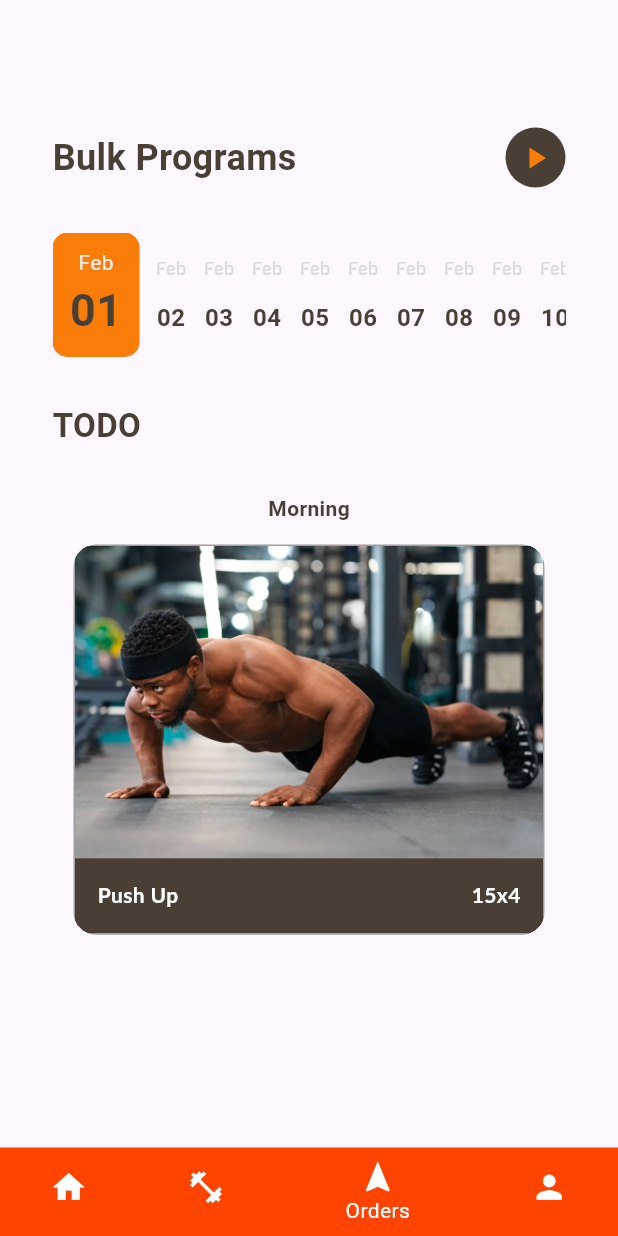
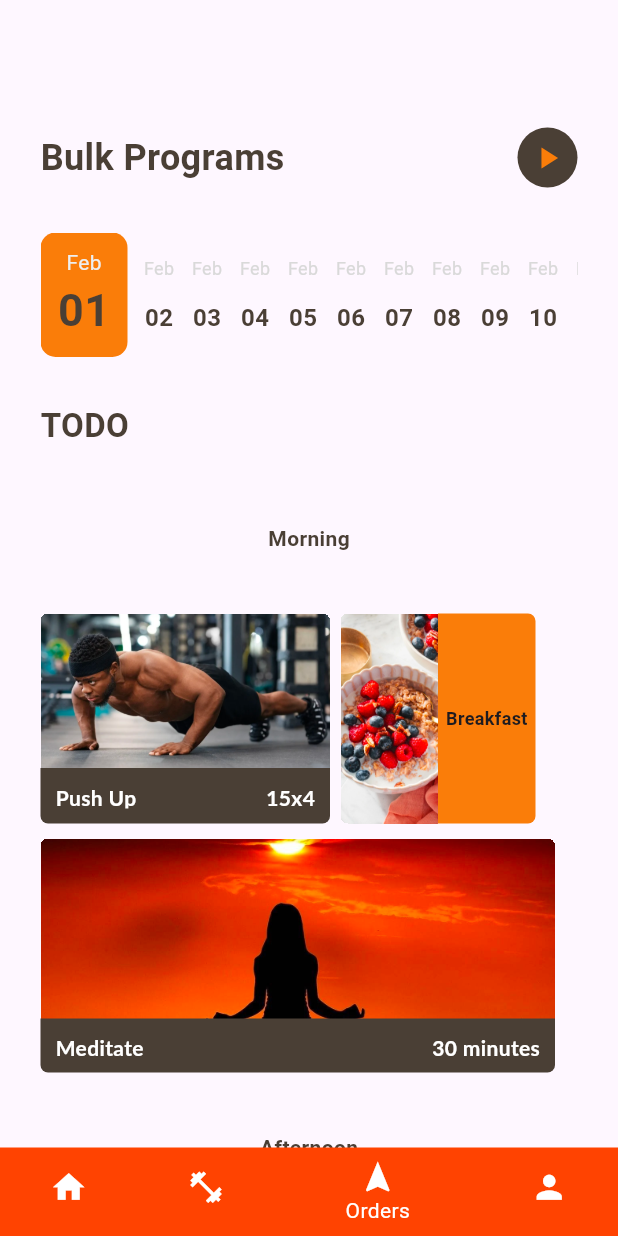
Before and after one commit to altantheprodigy/ZGYM, a Flutter app: the screen it shows after launch, swiped to page 3, on a phone screen of 412 x 824 dp. Run offline on Flutter 3.47's test engine with Material 3 defaults, Android fonts, the phone set to English and light mode, and no system bars; Roboto replaces fonts that are missing (Lato, Poopins).

Commit message:
Feat [AP] Wis Zid

```diff
--- a/lib/Bulking.dart
+++ b/lib/Bulking.dart
@@ -7,8 +7,9 @@ class bulkingPage extends StatelessWidget {
 
   @override
   Widget build(BuildContext context) {
-    return Container(
-      padding: EdgeInsets.symmetric(vertical: 85, horizontal: 35),
+    return SingleChildScrollView(
+      child: Container(
+        padding: EdgeInsets.symmetric(vertical: 85, horizontal: 27),
         child: Column(
           mainAxisAlignment: MainAxisAlignment.start,
           crossAxisAlignment: CrossAxisAlignment.start,
@@ -48,8 +49,7 @@ class bulkingPage extends StatelessWidget {
                     height: 83,
                     decoration: BoxDecoration(
                         color: Mycolor['orange'],
-                    borderRadius: BorderRadius.circular(10)
-                  ),
+                        borderRadius: BorderRadius.circular(10)),
                     child: Container(
                       padding: EdgeInsets.all(10),
                       child: Column(
@@ -68,7 +68,8 @@ class bulkingPage extends StatelessWidget {
                             style: TextStyle(
                               fontSize: 30,
                               color: Mycolor['brown'],
-                              fontWeight: FontWeight.bold,),
+                              fontWeight: FontWeight.bold,
+                            ),
                           ),
                         ],
                       ),
@@ -100,7 +101,9 @@ class bulkingPage extends StatelessWidget {
                       fontWeight: FontWeight.bold,
                       fontFamily: 'Poopins'),
                 ),
-              SizedBox(height: 30,),
+                SizedBox(
+                  height: 30,
+                ),
                 Align(
                   alignment: Alignment.center,
                   child: Text(
@@ -112,10 +115,77 @@ class bulkingPage extends StatelessWidget {
                         fontFamily: 'Poopins'),
                   ),
                 ),
-              AdsContainer(text: "Push Up", text1: "15x4", imageAssetPath: "assets/images/img.png")
-            ],
+                SizedBox(
+                  height: 20,
+                ),
+                Row(
+                  children: [
+                    AdsContainer(
+                        text: "Push Up",
+                        text1: "15x4",
+                        imageAssetPath: "assets/images/img.png",
+                        height: 103,
+                        width: 193,
+                        height1: 37,
+                        width1: 193),
+                    Expanded(
+                        child: polaMakan(
+                            imageAsset: "assets/images/oatmeal.png",
+                            judul: "Breakfast"))
+                  ].withSpaceBetween(width: 7),
+                ),
+                AdsContainer(
+                    text: "Meditate ",
+                    text1: "30 minutes",
+                    imageAssetPath: "assets/images/image 3.png",
+                    height: 120,
+                    width: 343,
+                    height1: 36,
+                    width1: 343),
+                SizedBox(height: 20,),
+                Align(
+                  alignment: Alignment.center,
+                  child: Text(
+                    "Afternoon",
+                    style: TextStyle(
+                        fontSize: 14,
+                        color: Mycolor['brown'],
+                        fontWeight: FontWeight.bold,
+                        fontFamily: 'Poopins'),
+                  ),
+                ),
+                SizedBox(
+                  height: 20,
+                ),
+                Row(
+                  children: [
+                    Expanded(
+                        child: polaMakan(
+                            imageAsset: "assets/images/image 5.png",
+                            judul: "Lunch")),
+                    AdsContainer(
+                        text: "Jogging",
+                        text1: "20 Minutes",
+                        imageAssetPath: "assets/images/image 4.png",
+                        height: 103,
+                        width: 193,
+                        height1: 37,
+                        width1: 193),
+
+                  ].withSpaceBetween(width: 7),
+                ),
+                AdsContainer(
+                    text: "Take a Nap ",
+                    text1: "1 Hour",
+                    imageAssetPath: "assets/images/image 6.png",
+                    height: 120,
+                    width: 343,
+                    height1: 36,
+                    width1: 343),
+              ].withSpaceBetween(height: 10),
             )
           ].withSpaceBetween(height: 30),
+        ),
       ),
     );
   }
--- a/lib/Page/Komponen.dart
+++ b/lib/Page/Komponen.dart
@@ -193,42 +193,46 @@ class AdsContainer extends StatelessWidget {
   final String text;
   final String? text1;
   final String imageAssetPath;
+  final double height;
+  final double width;
+  final double height1;
+  final double width1;
 
 
   AdsContainer({
     Key? key,
     required this.text,
     required this.text1,
-    required this.imageAssetPath,
+    required this.imageAssetPath, required this.height, required this.width, required this.height1, required this.width1,
   }) : super(key: key);
 
   @override
   Widget build(BuildContext context) {
-    final size = MediaQuery.of(context).size;
-    final padSize = 14.0;
 
-    return Padding(
-      padding: EdgeInsets.all(size.width * (padSize / size.width)),
-      child: Container(
+    return Column(
+      children: [
+        Container(
+          width: width,
+          height: height,
           clipBehavior: Clip.hardEdge,
-        decoration: BoxDecoration(
-          borderRadius: BorderRadius.circular(15),
-          border: Border.all(color: Colors.grey),
+          decoration: const BoxDecoration(
+              borderRadius: BorderRadius.only(
+                topRight: Radius.circular(5),
+                topLeft: Radius.circular(5),)),
+          child: Image.asset(
+            imageAssetPath,
+            fit: BoxFit.cover,
           ),
-        child: Column(
-          children: [
-            Image.asset(
-              imageAssetPath,
-              fit: BoxFit.fill,
-              // width: double.maxFinite,
-
         ),
         Container(
-              padding: EdgeInsets.all(15),
+          padding: EdgeInsets.all(10),
           decoration: BoxDecoration(
-                color: Mycolor['brown']
-              ),
-              width: double.maxFinite,
+              borderRadius: const BorderRadius.only(
+                  bottomRight: Radius.circular(5),
+                  bottomLeft: Radius.circular(5)),
+              color: Mycolor['brown']),
+          height: height1,
+          width: width1,
           child: Row(
             mainAxisAlignment: MainAxisAlignment.spaceBetween,
             crossAxisAlignment: CrossAxisAlignment.start,
@@ -251,8 +255,52 @@ class AdsContainer extends StatelessWidget {
           ),
         )
       ],
-        ),
-      ),
     );
   }
 }
+
+class polaMakan extends StatelessWidget {
+final String imageAsset;
+final String judul;
+  const polaMakan({Key? key, required this.imageAsset, required this.judul}) : super(key: key);
+
+  @override
+  Widget build(BuildContext context) {
+    return  Row(
+      children: [
+        Container(
+          width: 65,
+          height: 140,
+          clipBehavior: Clip.hardEdge,
+          decoration: const BoxDecoration(
+              borderRadius: BorderRadius.only(
+                  topLeft: Radius.circular(5),
+                  bottomLeft: Radius.circular(5))),
+          child: Image.asset(
+            imageAsset,
+            fit: BoxFit.cover,
+          ),
+        ),
+        Container(
+          decoration: BoxDecoration(
+              borderRadius: const BorderRadius.only(
+                  topRight: Radius.circular(5),
+                  bottomRight: Radius.circular(5)),
+              color: Mycolor['orange']),
+          height: 140,
+          width: 65,
+          child: Center(
+            child: Text(
+              judul,
+              style: const TextStyle(
+                fontSize: 12,
+                fontWeight: FontWeight.bold,
+                fontFamily: 'Roboto',
+              ),
+            ),
+          ),
+        )
+      ],
+    );
+  }
+}
```
Also changed, not shown: assets/images/image 3.png (added), assets/images/image 4.png (added), assets/images/image 5.png (added), assets/images/image 6.png (added), assets/images/oatmeal.png (added). Lines whose indentation alone changed are shown as unchanged.
